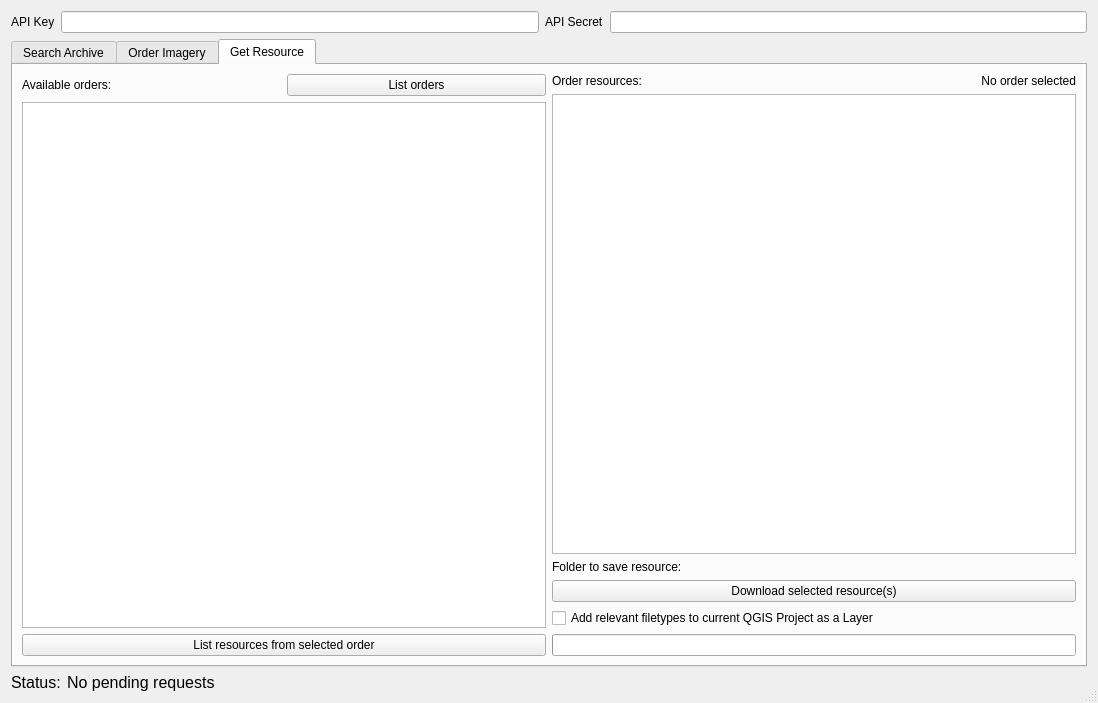
Arlula/qgis-archive-plugin, file arlula_dialog_base.ui: the form before one commit.
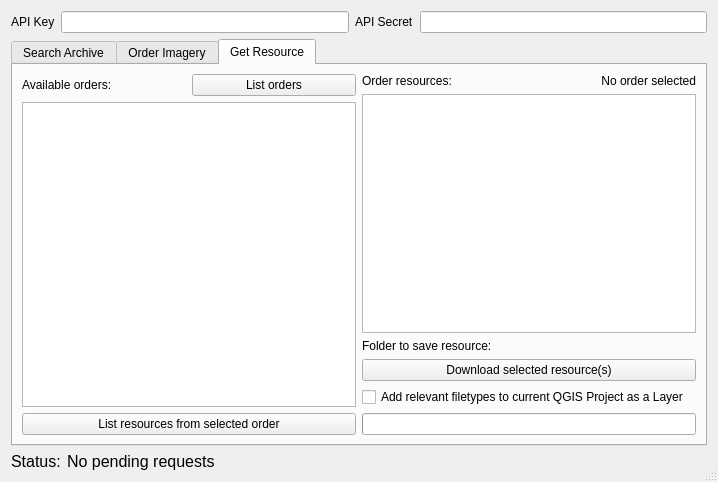
The form after the commit. The open tabs and pages were chosen to show the change. Custom widgets are drawn as their Qt base class.

```diff
--- a/arlula_dialog_base.ui
+++ b/arlula_dialog_base.ui
@@ -6,8 +6,8 @@
    <rect>
     <x>0</x>
     <y>0</y>
-    <width>1098</width>
-    <height>703</height>
+    <width>631</width>
+    <height>482</height>
    </rect>
   </property>
   <property name="sizePolicy">
```
Left out of the diff: 2 changed lines with no effect on the pictures.
